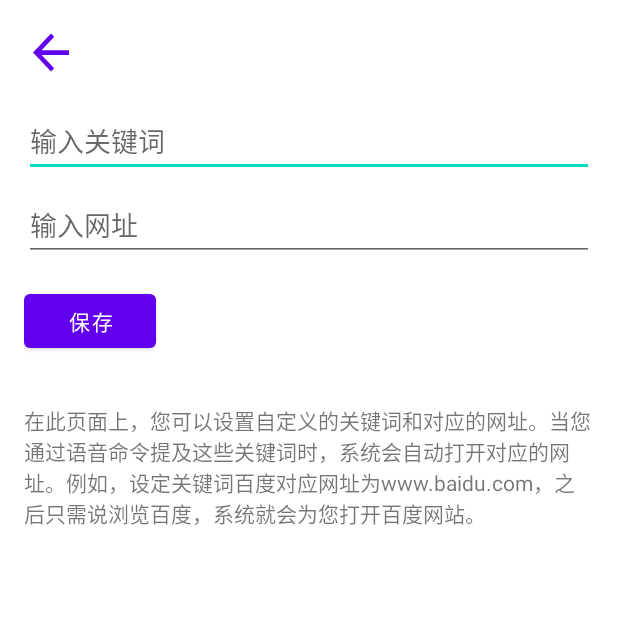
After one commit to Bewitching-coder/VoiceControlAPP, an Android app: the VoiceRecognitionSettingsActivity screen opened directly, with no data from a screen before it, on a phone screen of 412 x 824 dp, the top half of it. The commit adds this screen. Run offline under Robolectric (Android 15) with nearby library versions, the phone set to English and light mode, and no system bars.

Commit message:
设置页面可以更改关键词

```diff
--- a/app/src/main/AndroidManifest.xml
+++ b/app/src/main/AndroidManifest.xml
@@ -34,6 +34,8 @@
         <activity android:name=".settingpage.SettingActivity"></activity>
         <activity android:name=".openvideo.VideoPlayerActivity" />
         <activity android:name=".openweb.WebViewActivity" />
+        <activity android:name=".settingpage.VoiceRecognitionSettingsActivity" />
+
 
 
 
--- a/app/src/main/java/com/example/app/mainpage/BottomFragment.java
+++ b/app/src/main/java/com/example/app/mainpage/BottomFragment.java
@@ -417,7 +417,7 @@ public class BottomFragment extends Fragment {
             }
         } else {
             AlertDialog.Builder builder = new AlertDialog.Builder(getActivity());
-            builder.setMessage("输入的格式不正确，请重新输入")
+            builder.setMessage("输入的格式不正确，请重新输入，您可以说浏览/我想看/在浏览器中展示 某某某网站")
                     .setPositiveButton("确定", null)
                     .create()
                     .show();
--- /dev/null
+++ b/app/src/main/java/com/example/app/settingpage/VoiceRecognitionSettingsActivity.java
@@ -0,0 +1,60 @@
+package com.example.app.settingpage;
+
+import android.content.Context;
+import android.os.Bundle;
+import android.view.View;
+import android.widget.Button;
+import androidx.appcompat.app.AppCompatActivity;
+
+import com.example.app.R;
+import android.widget.EditText;
+import android.content.SharedPreferences;
+import java.util.Map;
+
+public class VoiceRecognitionSettingsActivity extends AppCompatActivity {
+
+    // Define your views and other class level variables here
+    Button btnBack;
+    EditText keywordEditText, urlEditText;
+    Button saveButton;
+
+    @Override
+    protected void onCreate(Bundle savedInstanceState) {
+        super.onCreate(savedInstanceState);
+        setContentView(R.layout.activity_voice_recognition_settings);
+
+        // Initialize your views
+        btnBack = findViewById(R.id.btn_back);
+
+        // Set click listeners or other initializations
+        btnBack.setOnClickListener(new View.OnClickListener() {
+            @Override
+            public void onClick(View v) {
+                finish(); // This will close the current activity and return to the previous one
+            }
+        });
+        keywordEditText = findViewById(R.id.keyword_edit_text);
+        urlEditText = findViewById(R.id.url_edit_text);
+        saveButton = findViewById(R.id.save_button);
+
+        saveButton.setOnClickListener(new View.OnClickListener() {
+            @Override
+            public void onClick(View v) {
+                String keyword = keywordEditText.getText().toString().trim();
+                String url = urlEditText.getText().toString().trim();
+
+                if (!keyword.isEmpty() && !url.isEmpty()) {
+                    saveKeywordUrlPair(keyword, url);
+                }
+            }
+        });
+
+    }
+    private void saveKeywordUrlPair(String keyword, String url) {
+        SharedPreferences sharedPref = getSharedPreferences("voice_commands", Context.MODE_PRIVATE);
+        SharedPreferences.Editor editor = sharedPref.edit();
+        editor.putString(keyword, url);
+        editor.apply();
+    }
+
+}
--- a/app/src/main/res/layout/activity_setting.xml
+++ b/app/src/main/res/layout/activity_setting.xml
@@ -88,7 +88,7 @@
 
     <!-- Privacy Agreement -->
     <LinearLayout
-        android:id="@+id/btn_privacy"
+        android:id="@+id/btn_voice_recognition_settings"
         android:layout_width="match_parent"
         android:layout_height="wrap_content"
         android:background="?android:attr/selectableItemBackground"
--- /dev/null
+++ b/app/src/main/res/layout/activity_voice_recognition_settings.xml
@@ -0,0 +1,48 @@
+<?xml version="1.0" encoding="utf-8"?>
+<LinearLayout xmlns:android="http://schemas.android.com/apk/res/android"
+    android:layout_width="match_parent"
+    android:layout_height="match_parent"
+    android:background="@android:color/white"
+    android:orientation="vertical"
+    android:padding="16dp">
+
+    <!-- Back Button -->
+    <Button
+        android:id="@+id/btn_back"
+        android:layout_width="36dp"
+        android:layout_height="38dp"
+        android:background="@drawable/ic_back_arrow"
+        android:contentDescription="@string/back_button_description"/>
+
+    <!-- Voice Recognition Settings Content -->
+    <EditText
+        android:id="@+id/keyword_edit_text"
+        android:layout_width="match_parent"
+        android:layout_height="wrap_content"
+        android:hint="@string/hint_enter_keyword"
+        android:layout_marginTop="16dp" />
+
+    <EditText
+        android:id="@+id/url_edit_text"
+        android:layout_width="match_parent"
+        android:layout_height="wrap_content"
+        android:hint="@string/hint_enter_url"
+        android:inputType="textUri"
+        android:layout_marginTop="8dp" />
+
+    <Button
+        android:id="@+id/save_button"
+        android:layout_width="wrap_content"
+        android:layout_height="wrap_content"
+        android:text="@string/save"
+        android:layout_marginTop="16dp" />
+
+    <!-- User Instruction -->
+    <TextView
+        android:layout_width="wrap_content"
+        android:layout_height="wrap_content"
+        android:layout_marginTop="32dp"
+        android:text="@string/voice_recognition_instruction"
+        android:textAppearance="?android:attr/textAppearanceSmall" />
+
+</LinearLayout>
--- a/app/src/main/res/values/strings.xml
+++ b/app/src/main/res/values/strings.xml
@@ -22,5 +22,8 @@
     <string name="software_version">软件版本</string>
     <string name="version_number">1.0.7</string>
     <string name="back_button_description">返回</string>
-
+    <string name="hint_enter_keyword">输入关键词</string>
+    <string name="hint_enter_url">输入网址</string>
+    <string name="save">保存</string>
+    <string name="voice_recognition_instruction">在此页面上，您可以设置自定义的关键词和对应的网址。当您通过语音命令提及这些关键词时，系统会自动打开对应的网址。例如，设定关键词"百度"对应网址为"www.baidu.com"，之后只需说"浏览百度"，系统就会为您打开百度网站。</string>
 </resources>
```
Also changed, not shown: app/src/main/java/com/example/app/mainpage/VoiceCommandHandler.java (+10 -0 lines), app/src/main/java/com/example/app/settingpage/SettingActivity.java (+13 -0 lines).
